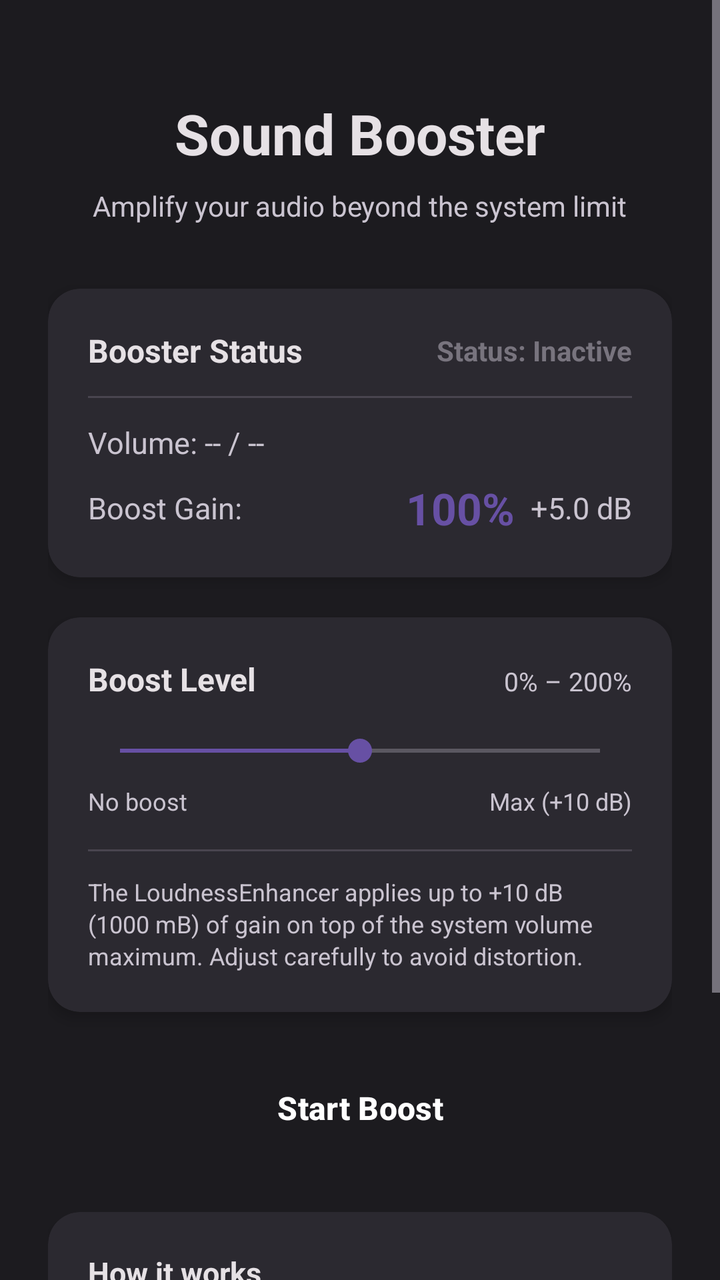
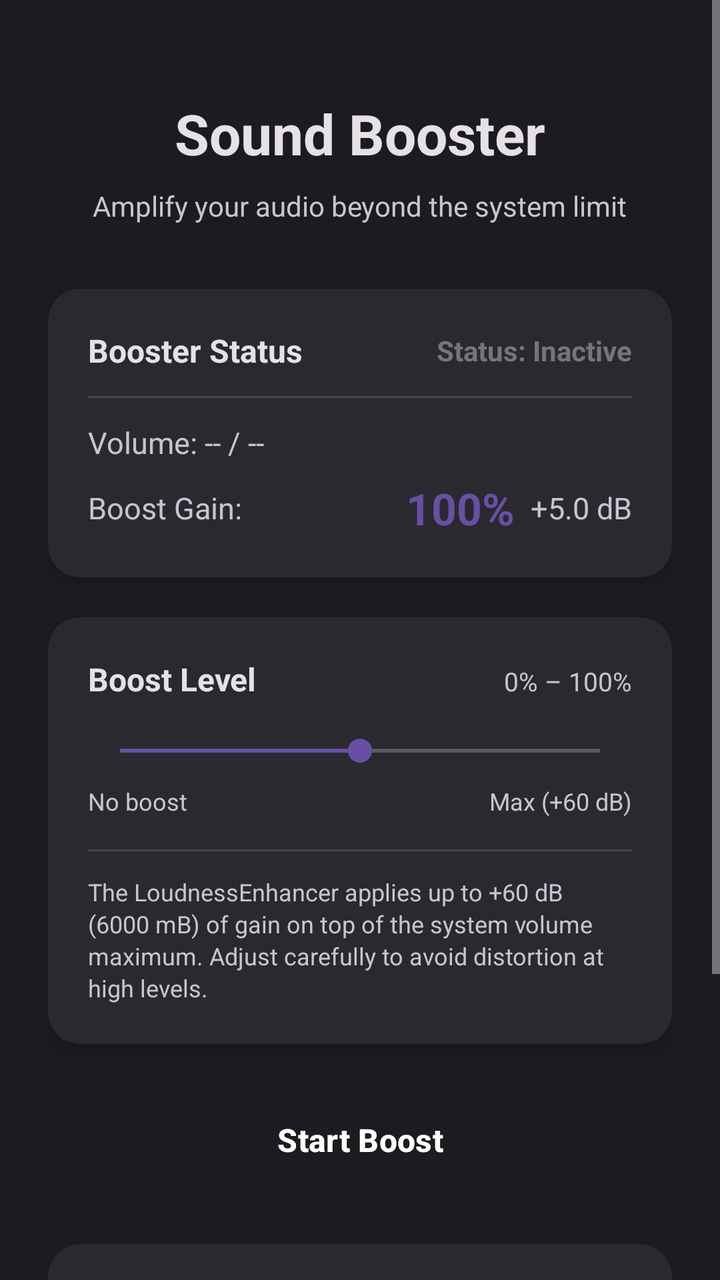

The first picture is an Android layout as it rendered before a commit; the second is the same layout after the commit. The layout source and the unified diff follow.
<!-- AndroidManifest.xml: application theme Theme.SoundBooster -->
<!-- res/layout/activity_main.xml -->
<?xml version="1.0" encoding="utf-8"?>
<ScrollView xmlns:android="http://schemas.android.com/apk/res/android"
    xmlns:app="http://schemas.android.com/apk/res-auto"
    xmlns:tools="http://schemas.android.com/tools"
    android:layout_width="match_parent"
    android:layout_height="match_parent"
    android:fillViewport="true"
    android:background="@color/background"
    tools:context=".MainActivity">

    <LinearLayout
        android:layout_width="match_parent"
        android:layout_height="wrap_content"
        android:orientation="vertical"
        android:padding="24dp"
        android:gravity="center_horizontal">

        
        <TextView
            android:layout_width="wrap_content"
            android:layout_height="wrap_content"
            android:text="@string/app_name"
            android:textSize="28sp"
            android:textStyle="bold"
            android:textColor="@color/text_primary"
            android:layout_marginTop="24dp"
            android:layout_marginBottom="8dp" />

        <TextView
            android:layout_width="wrap_content"
            android:layout_height="wrap_content"
            android:text="Amplify your audio beyond the system limit"
            android:textSize="14sp"
            android:textColor="@color/text_secondary"
            android:layout_marginBottom="32dp" />

        
        <androidx.cardview.widget.CardView
            android:layout_width="match_parent"
            android:layout_height="wrap_content"
            app:cardCornerRadius="16dp"
            app:cardBackgroundColor="@color/card_background"
            app:cardElevation="4dp"
            android:layout_marginBottom="20dp">

            <LinearLayout
                android:layout_width="match_parent"
                android:layout_height="wrap_content"
                android:orientation="vertical"
                android:padding="20dp">

                <LinearLayout
                    android:layout_width="match_parent"
                    android:layout_height="wrap_content"
                    android:orientation="horizontal"
                    android:gravity="center_vertical"
                    android:layout_marginBottom="12dp">

                    <TextView
                        android:layout_width="0dp"
                        android:layout_height="wrap_content"
                        android:layout_weight="1"
                        android:text="Booster Status"
                        android:textSize="16sp"
                        android:textStyle="bold"
                        android:textColor="@color/text_primary" />

                    <TextView
                        android:id="@+id/tvStatus"
                        android:layout_width="wrap_content"
                        android:layout_height="wrap_content"
                        android:text="Status: Inactive"
                        android:textSize="14sp"
                        android:textColor="@color/status_inactive"
                        android:textStyle="bold" />

                </LinearLayout>

                <View
                    android:layout_width="match_parent"
                    android:layout_height="1dp"
                    android:background="@color/divider"
                    android:layout_marginBottom="12dp" />

                <TextView
                    android:id="@+id/tvCurrentVolume"
                    android:layout_width="wrap_content"
                    android:layout_height="wrap_content"
                    android:text="Volume: -- / --"
                    android:textSize="15sp"
                    android:textColor="@color/text_secondary"
                    android:layout_marginBottom="4dp" />

                <LinearLayout
                    android:layout_width="match_parent"
                    android:layout_height="wrap_content"
                    android:orientation="horizontal"
                    android:gravity="center_vertical"
                    android:layout_marginTop="4dp">

                    <TextView
                        android:layout_width="0dp"
                        android:layout_height="wrap_content"
                        android:layout_weight="1"
                        android:text="Boost Gain:"
                        android:textSize="15sp"
                        android:textColor="@color/text_secondary" />

                    <TextView
                        android:id="@+id/tvBoostPercent"
                        android:layout_width="wrap_content"
                        android:layout_height="wrap_content"
                        android:text="100%"
                        android:textSize="22sp"
                        android:textStyle="bold"
                        android:textColor="@color/accent"
                        android:layout_marginEnd="8dp" />

                    <TextView
                        android:id="@+id/tvBoostDb"
                        android:layout_width="wrap_content"
                        android:layout_height="wrap_content"
                        android:text="+5.0 dB"
                        android:textSize="15sp"
                        android:textColor="@color/text_secondary" />

                </LinearLayout>

            </LinearLayout>
        </androidx.cardview.widget.CardView>

        
        <androidx.cardview.widget.CardView
            android:layout_width="match_parent"
            android:layout_height="wrap_content"
            app:cardCornerRadius="16dp"
            app:cardBackgroundColor="@color/card_background"
            app:cardElevation="4dp"
            android:layout_marginBottom="20dp">

            <LinearLayout
                android:layout_width="match_parent"
                android:layout_height="wrap_content"
                android:orientation="vertical"
                android:padding="20dp">

                <LinearLayout
                    android:layout_width="match_parent"
                    android:layout_height="wrap_content"
                    android:orientation="horizontal"
                    android:layout_marginBottom="8dp">

                    <TextView
                        android:layout_width="0dp"
                        android:layout_height="wrap_content"
                        android:layout_weight="1"
                        android:text="Boost Level"
                        android:textSize="16sp"
                        android:textStyle="bold"
                        android:textColor="@color/text_primary" />

                    <TextView
                        android:layout_width="wrap_content"
                        android:layout_height="wrap_content"
                        android:text="0%"
                        android:textSize="13sp"
                        android:textColor="@color/text_secondary" />

                    <TextView
                        android:layout_width="wrap_content"
                        android:layout_height="wrap_content"
                        android:text=" – 200%"
                        android:textSize="13sp"
                        android:textColor="@color/text_secondary" />

                </LinearLayout>

                <SeekBar
                    android:id="@+id/sbBoost"
                    android:layout_width="match_parent"
                    android:layout_height="wrap_content"
                    android:max="200"
                    android:progress="100"
                    android:progressTint="@color/accent"
                    android:thumbTint="@color/accent"
                    android:layout_marginTop="8dp"
                    android:layout_marginBottom="8dp" />

                <LinearLayout
                    android:layout_width="match_parent"
                    android:layout_height="wrap_content"
                    android:orientation="horizontal">

                    <TextView
                        android:layout_width="0dp"
                        android:layout_height="wrap_content"
                        android:layout_weight="1"
                        android:text="No boost"
                        android:textSize="12sp"
                        android:textColor="@color/text_secondary" />

                    <TextView
                        android:layout_width="wrap_content"
                        android:layout_height="wrap_content"
                        android:text="Max (+10 dB)"
                        android:textSize="12sp"
                        android:textColor="@color/text_secondary" />

                </LinearLayout>

                <View
                    android:layout_width="match_parent"
                    android:layout_height="1dp"
                    android:background="@color/divider"
                    android:layout_marginTop="16dp"
                    android:layout_marginBottom="12dp" />

                <TextView
                    android:layout_width="match_parent"
                    android:layout_height="wrap_content"
                    android:text="The LoudnessEnhancer applies up to +10 dB (1000 mB) of gain on top of the system volume maximum. Adjust carefully to avoid distortion."
                    android:textSize="12sp"
                    android:textColor="@color/text_secondary"
                    android:lineSpacingExtra="2dp" />

            </LinearLayout>
        </androidx.cardview.widget.CardView>

        
        <Button
            android:id="@+id/btnToggle"
            android:layout_width="match_parent"
            android:layout_height="56dp"
            android:text="Start Boost"
            android:textSize="16sp"
            android:textStyle="bold"
            android:textColor="@color/button_text"
            android:backgroundTint="@color/toggle_on"
            android:layout_marginBottom="24dp"
            style="@style/Widget.Material3.Button" />

        
        <androidx.cardview.widget.CardView
            android:layout_width="match_parent"
            android:layout_height="wrap_content"
            app:cardCornerRadius="16dp"
            app:cardBackgroundColor="@color/card_background"
            app:cardElevation="4dp"
            android:layout_marginBottom="32dp">

            <LinearLayout
                android:layout_width="match_parent"
                android:layout_height="wrap_content"
                android:orientation="vertical"
                android:padding="20dp">

                <TextView
                    android:layout_width="wrap_content"
                    android:layout_height="wrap_content"
                    android:text="How it works"
                    android:textSize="15sp"
                    android:textStyle="bold"
                    android:textColor="@color/text_primary"
                    android:layout_marginBottom="8dp" />

                <TextView
                    android:layout_width="match_parent"
                    android:layout_height="wrap_content"
                    android:text="• Sets system media volume to maximum\n• Applies Android LoudnessEnhancer effect\n• Runs as a foreground service while active\n• Effect is applied to the global audio mix\n• Works with music, video, and other media"
                    android:textSize="13sp"
                    android:textColor="@color/text_secondary"
                    android:lineSpacingExtra="4dp" />

            </LinearLayout>
        </androidx.cardview.widget.CardView>

    </LinearLayout>
</ScrollView>
<!-- resources referenced by this layout -->
<resources>
  <color name="accent">#6750A4</color>
  <color name="background">#1C1B1F</color>
  <color name="button_text">#FFFFFF</color>
  <color name="card_background">#2B2930</color>
  <color name="divider">#49454F</color>
  <color name="status_inactive">#78747E</color>
  <color name="text_primary">#E6E1E5</color>
  <color name="text_secondary">#CAC4D0</color>
  <color name="toggle_on">#6750A4</color>
  <string name="app_name">Sound Booster</string>
  <style name="Theme.SoundBooster" parent="Theme.Material3.Dark.NoActionBar">
          <item name="colorPrimary">@color/accent</item>
          <item name="colorPrimaryVariant">@color/accent_variant</item>
          <item name="colorOnPrimary">@color/on_accent</item>
          <item name="colorSecondary">@color/accent_variant</item>
          <item name="colorOnSecondary">@color/on_accent</item>
          <item name="android:colorBackground">@color/background</item>
          <item name="colorSurface">@color/card_background</item>
          <item name="android:statusBarColor">@color/background</item>
          <item name="android:navigationBarColor">@color/background</item>
          <item name="android:windowLightStatusBar">false</item>
      </style>
  <color name="accent_variant">#9A82DB</color>
  <color name="on_accent">#FFFFFF</color>
</resources>

<!-- the commit's change to res/layout/activity_main.xml (unified diff, before → after) -->
@@ -169,7 +169,7 @@
                     <TextView
                         android:layout_width="wrap_content"
                         android:layout_height="wrap_content"
-                        android:text=" – 200%"
+                        android:text=" – 100%"
                         android:textSize="13sp"
                         android:textColor="@color/text_secondary" />
 
@@ -179,8 +179,8 @@
                     android:id="@+id/sbBoost"
                     android:layout_width="match_parent"
                     android:layout_height="wrap_content"
-                    android:max="200"
-                    android:progress="100"
+                    android:max="100"
+                    android:progress="50"
                     android:progressTint="@color/accent"
                     android:thumbTint="@color/accent"
                     android:layout_marginTop="8dp"
@@ -202,7 +202,7 @@
                     <TextView
                         android:layout_width="wrap_content"
                         android:layout_height="wrap_content"
-                        android:text="Max (+10 dB)"
+                        android:text="Max (+60 dB)"
                         android:textSize="12sp"
                         android:textColor="@color/text_secondary" />
 
@@ -218,7 +218,7 @@
                 <TextView
                     android:layout_width="match_parent"
                     android:layout_height="wrap_content"
-                    android:text="The LoudnessEnhancer applies up to +10 dB (1000 mB) of gain on top of the system volume maximum. Adjust carefully to avoid distortion."
+                    android:text="The LoudnessEnhancer applies up to +60 dB (6000 mB) of gain on top of the system volume maximum. Adjust carefully to avoid distortion at high levels."
                     android:textSize="12sp"
                     android:textColor="@color/text_secondary"
                     android:lineSpacingExtra="2dp" />
